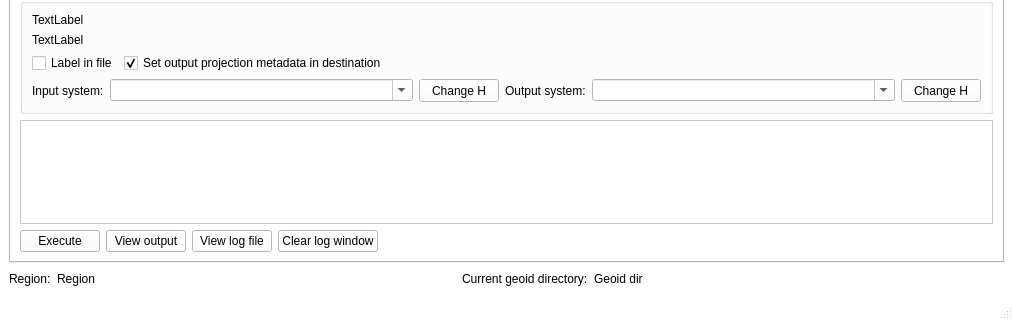
Qt form UI/GSTtrans.ui (MartinHvidberg/kmstrans_fra_SDFE_SEQ200131) before a commit; both pictures show x 0 to 1013 and y 394 to 714 of the 1013 by 714 pixel window.
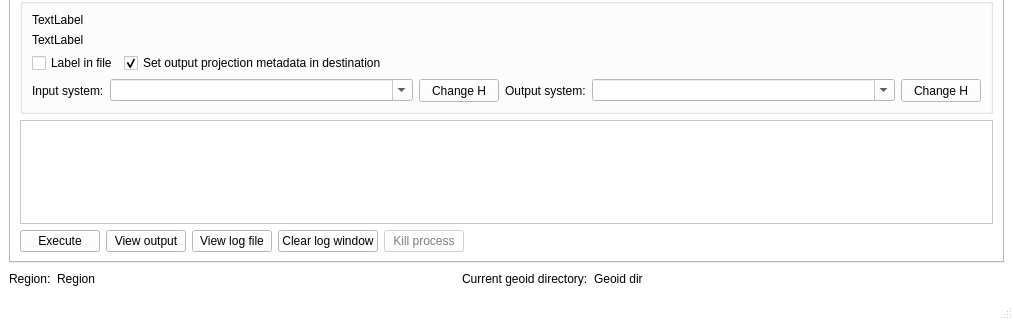
The same form after that commit. Icons and pictures are not drawn.

Commit message: Implemented kill method for batch jobs

What changed in the file:
```diff
--- a/UI/GSTtrans.ui
+++ b/UI/GSTtrans.ui
@@ -1628,7 +1628,7 @@
             </property>
            </widget>
           </item>
-          <item row="0" column="4">
+          <item row="0" column="5">
            <spacer name="horizontalSpacer_4">
             <property name="orientation">
              <enum>Qt::Horizontal</enum>
@@ -1655,6 +1655,16 @@
             </property>
            </widget>
           </item>
+          <item row="0" column="4">
+           <widget class="QPushButton" name="bt_f2f_kill">
+            <property name="enabled">
+             <bool>false</bool>
+            </property>
+            <property name="text">
+             <string>Kill process</string>
+            </property>
+           </widget>
+          </item>
          </layout>
         </item>
        </layout>
```
The commit also changes 6 other files.
